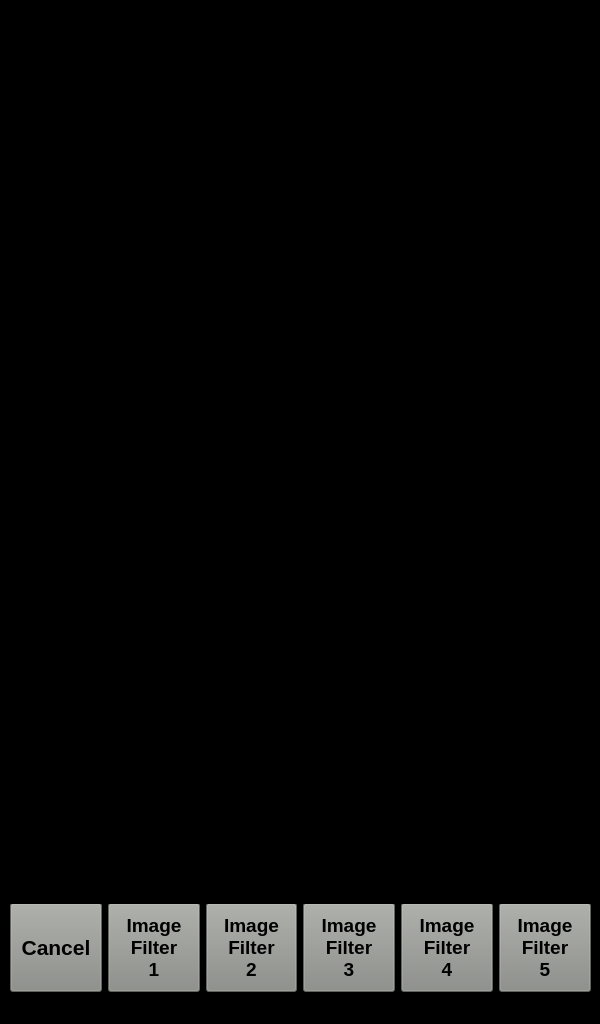
The window that Proj/code/LS/LSApp/imgfiltwindow.ui (ElectroQuanta/MDO) describes before a commit, drawn with Qt 5.
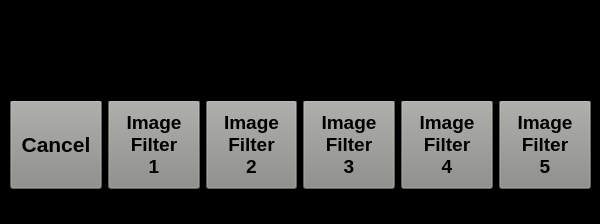
The same window after the commit. The open tabs and pages were chosen to show the change. Icons and pictures are not drawn.

Commit message: UPDT: LS: UI finished with just one shared graphic view

Diff of the .ui file:
```diff
--- a/Proj/code/LS/LSApp/imgfiltwindow.ui
+++ b/Proj/code/LS/LSApp/imgfiltwindow.ui
@@ -7,35 +7,19 @@
     <x>0</x>
     <y>0</y>
     <width>600</width>
-    <height>1024</height>
+    <height>224</height>
    </rect>
   </property>
   <property name="windowTitle">
    <string>Form</string>
   </property>
-  <widget class="QGraphicsView" name="graphicsView">
-   <property name="enabled">
-    <bool>true</bool>
-   </property>
-   <property name="geometry">
-    <rect>
-     <x>0</x>
-     <y>0</y>
-     <width>600</width>
-     <height>804</height>
-    </rect>
-   </property>
-   <property name="styleSheet">
-    <string notr="true">background-color: rgb(0, 0, 0);</string>
-   </property>
-  </widget>
   <widget class="QStackedWidget" name="stackedWidget">
    <property name="geometry">
     <rect>
      <x>0</x>
-     <y>803</y>
+     <y>0</y>
      <width>600</width>
-     <height>221</height>
+     <height>224</height>
     </rect>
    </property>
    <property name="styleSheet">
```
Left out of the diff: 2 changed lines with no effect on the pictures. The commit also changes 5 other files.
